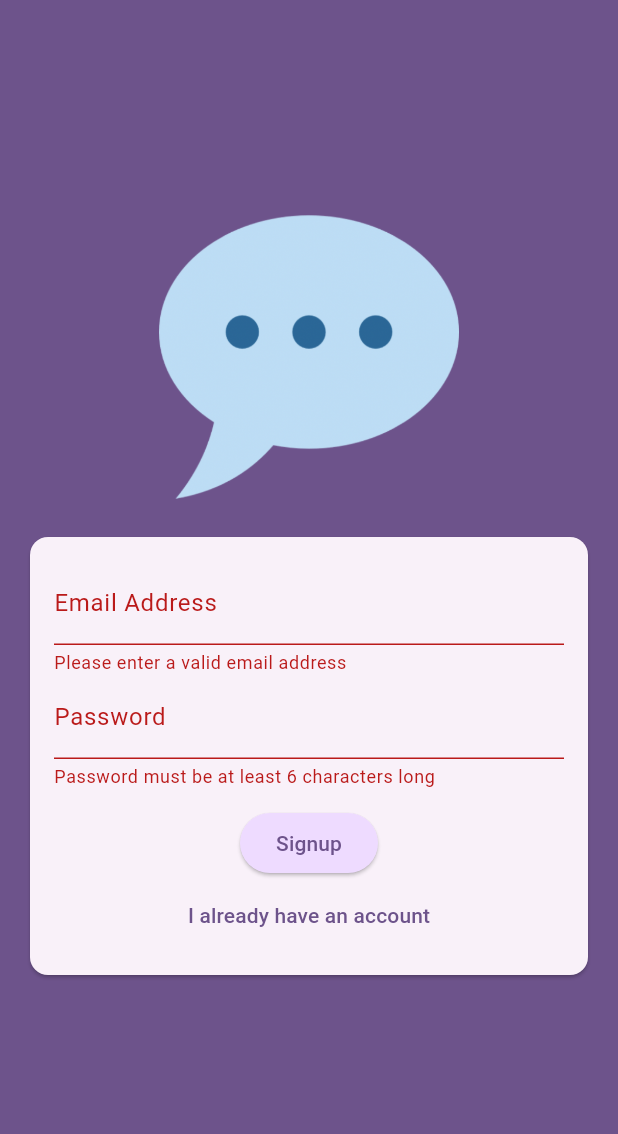
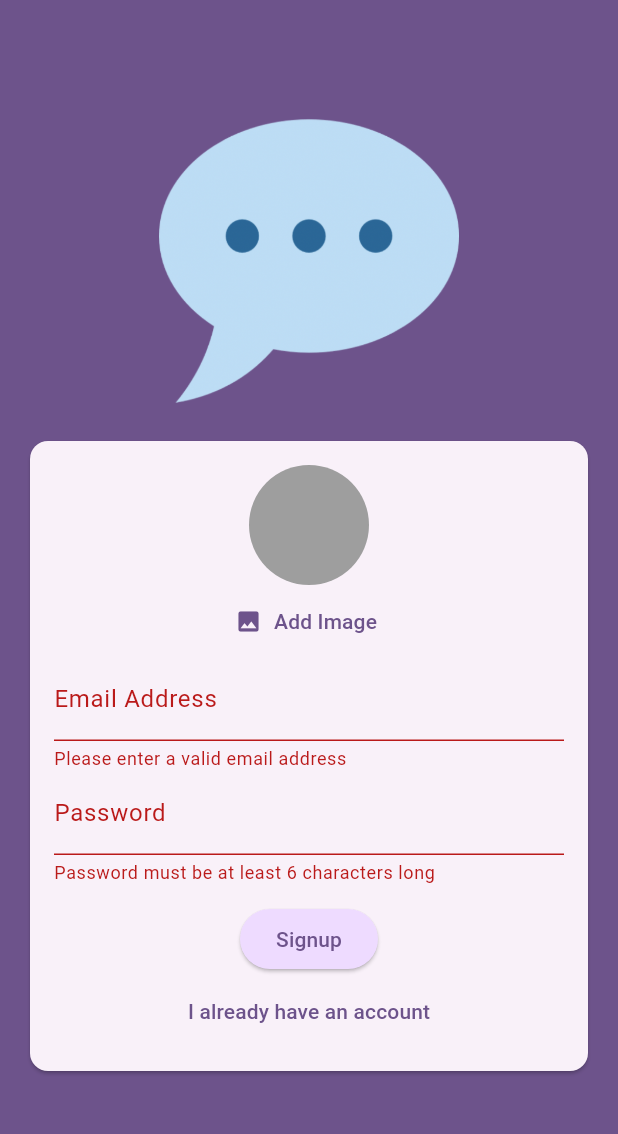
Before and after one commit to sznorbee/chat-app, a Flutter app: the screen it shows after launch, after a tap on "Login", after a tap on "Create new account", on a phone screen of 412 x 824 dp, the part 84-1218 px from its top. Run offline on Flutter 3.47's test engine with Material 3 defaults, Android fonts, the phone set to English and light mode, and no system bars; our stand-ins replace firebase_auth, firebase_core, firebase_storage, image_picker; accounts and stored records are empty; generated files the repository leaves out were written again.

Commit message:
add image picker

```diff
--- a/lib/screens/auth.dart
+++ b/lib/screens/auth.dart
@@ -1,3 +1,7 @@
+import 'dart:io';
+
+import 'package:chat_app/widgets/user_image_picker.dart';
+import 'package:firebase_storage/firebase_storage.dart';
 import 'package:flutter/material.dart';
 import 'package:firebase_auth/firebase_auth.dart';
 
@@ -15,21 +19,45 @@ class _AuthScreenState extends State<AuthScreen> {
   final _formKey = GlobalKey<FormState>();
   var _userEmail = '';
   var _userPassword = '';
+  File? _userImageFile;
+  var _isAuthenticating = false;
 
   void _submitForm() async {
     final isValid = _formKey.currentState!.validate();
-    if (!isValid) {
+    if (!isValid || !_isLogin && _userImageFile == null) {
       return;
     }
+
     _formKey.currentState!.save();
 
     try {
+      setState(() {
+        _isAuthenticating = true;
+      });
       if (_isLogin) {
         await _firebaseAuth.signInWithEmailAndPassword(
             email: _userEmail, password: _userPassword);
+
+        setState(() {
+          _isAuthenticating = false;
+        });
       } else {
+        final userCredentials =
             await _firebaseAuth.createUserWithEmailAndPassword(
                 email: _userEmail, password: _userPassword);
+
+        final storageRef = FirebaseStorage.instance
+            .ref()
+            .child('user_images')
+            .child('${userCredentials.user!.uid}.jpg');
+
+        await storageRef.putFile(_userImageFile!);
+        final imageUrl = await storageRef.getDownloadURL();
+        print(imageUrl);
+
+        setState(() {
+          _isAuthenticating = false;
+        });
       }
     } on FirebaseAuthException catch (error) {
       var message = 'Authentication failed!';
@@ -41,11 +69,17 @@ class _AuthScreenState extends State<AuthScreen> {
         content: Text(message),
         backgroundColor: Theme.of(context).colorScheme.error,
       ));
+      setState(() {
+        _isAuthenticating = false;
+      });
     } catch (error) {
       ScaffoldMessenger.of(context).showSnackBar(SnackBar(
         content: Text(error.toString()),
         backgroundColor: Theme.of(context).colorScheme.error,
       ));
+      setState(() {
+        _isAuthenticating = false;
+      });
     }
   }
 
@@ -76,6 +110,10 @@ class _AuthScreenState extends State<AuthScreen> {
                     child: Column(
                       mainAxisSize: MainAxisSize.min,
                       children: [
+                        if (!_isLogin)
+                          UserImagePicker(
+                              onImagePick: ((pickedImage) =>
+                                  _userImageFile = pickedImage)),
                         TextFormField(
                           decoration:
                               const InputDecoration(labelText: 'Email Address'),
@@ -104,14 +142,19 @@ class _AuthScreenState extends State<AuthScreen> {
                           },
                         ),
                         const SizedBox(height: 12),
+                        if (_isAuthenticating)
+                          const CircularProgressIndicator(),
+                        if (!_isAuthenticating)
                           ElevatedButton(
                             onPressed: _submitForm,
                             style: ElevatedButton.styleFrom(
-                            backgroundColor:
-                                Theme.of(context).colorScheme.primaryContainer,
+                              backgroundColor: Theme.of(context)
+                                  .colorScheme
+                                  .primaryContainer,
                             ),
                             child: Text(_isLogin ? 'Login' : 'Signup'),
                           ),
+                        if (!_isAuthenticating)
                           TextButton(
                             onPressed: () {
                               setState(() {
--- /dev/null
+++ b/lib/widgets/user_image_picker.dart
@@ -0,0 +1,51 @@
+import 'dart:io';
+
+import 'package:flutter/material.dart';
+import 'package:image_picker/image_picker.dart';
+
+class UserImagePicker extends StatefulWidget {
+  const UserImagePicker({super.key, required this.onImagePick});
+
+  final void Function(File pickedImage) onImagePick;
+
+  @override
+  State<UserImagePicker> createState() => _UserImagePickerState();
+}
+
+class _UserImagePickerState extends State<UserImagePicker> {
+  File? _pickedImageFile;
+
+  void _pickImage() async {
+    final pickedImage = await ImagePicker()
+        .pickImage(source: ImageSource.camera, imageQuality: 50, maxWidth: 150);
+
+    if (pickedImage == null) {
+      return;
+    }
+    setState(() {
+      _pickedImageFile = File(pickedImage.path);
+    });
+
+    widget.onImagePick(_pickedImageFile!);
+  }
+
+  @override
+  Widget build(BuildContext context) {
+    return Column(
+      children: [
+        CircleAvatar(
+          radius: 40,
+          backgroundColor: Colors.grey,
+          foregroundImage:
+              _pickedImageFile != null ? FileImage(_pickedImageFile!) : null,
+        ),
+        TextButton.icon(
+          onPressed: _pickImage,
+          icon: const Icon(Icons.image),
+          label: Text('Add Image',
+              style: TextStyle(color: Theme.of(context).colorScheme.primary)),
+        ),
+      ],
+    );
+  }
+}
```
Also changed, not shown: 2 other files. Lines whose indentation alone changed are shown as unchanged.
